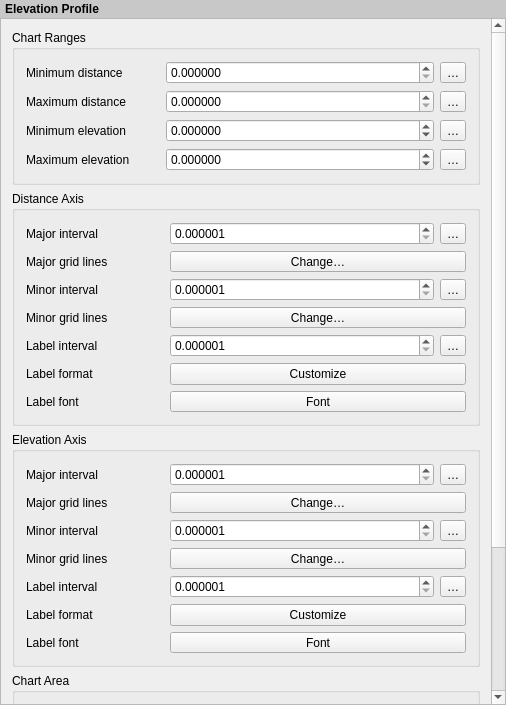
The window that src/ui/layout/qgslayoutelevationprofilewidgetbase.ui (carsmie/QGIS) describes before a commit, drawn with Qt 5.
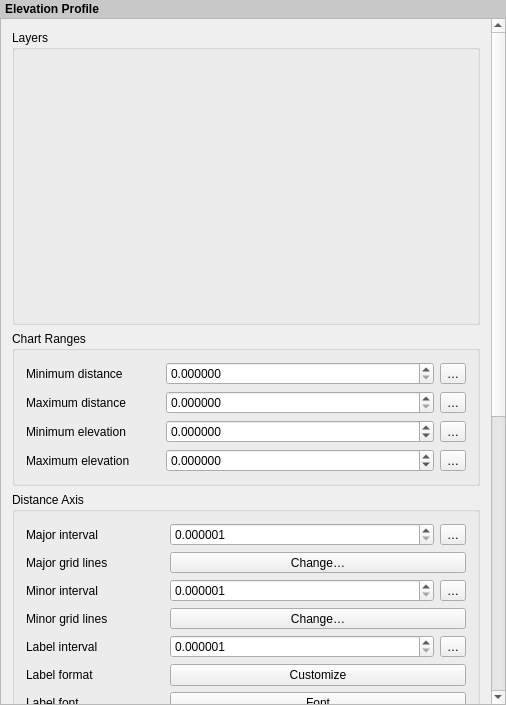
The same window after the commit. Custom widgets are drawn as their Qt base class.

Commit message: Show layers in layout widget

```diff
--- a/src/ui/layout/qgslayoutelevationprofilewidgetbase.ui
+++ b/src/ui/layout/qgslayoutelevationprofilewidgetbase.ui
@@ -60,12 +60,31 @@
       <property name="geometry">
        <rect>
         <x>0</x>
-        <y>-285</y>
+        <y>0</y>
         <width>490</width>
-        <height>966</height>
+        <height>1267</height>
        </rect>
       </property>
       <layout class="QVBoxLayout" name="mainLayout">
+       <item>
+        <widget class="QgsCollapsibleGroupBoxBasic" name="groupBox">
+         <property name="title">
+          <string>Layers</string>
+         </property>
+         <layout class="QHBoxLayout" name="horizontalLayout">
+          <item>
+           <widget class="QWidget" name="mTreeViewContainer" native="true">
+            <property name="minimumSize">
+             <size>
+              <width>0</width>
+              <height>250</height>
+             </size>
+            </property>
+           </widget>
+          </item>
+         </layout>
+        </widget>
+       </item>
        <item>
         <widget class="QgsCollapsibleGroupBoxBasic" name="groupChartRanges">
          <property name="title">
```
The commit also changes 2 other files.
